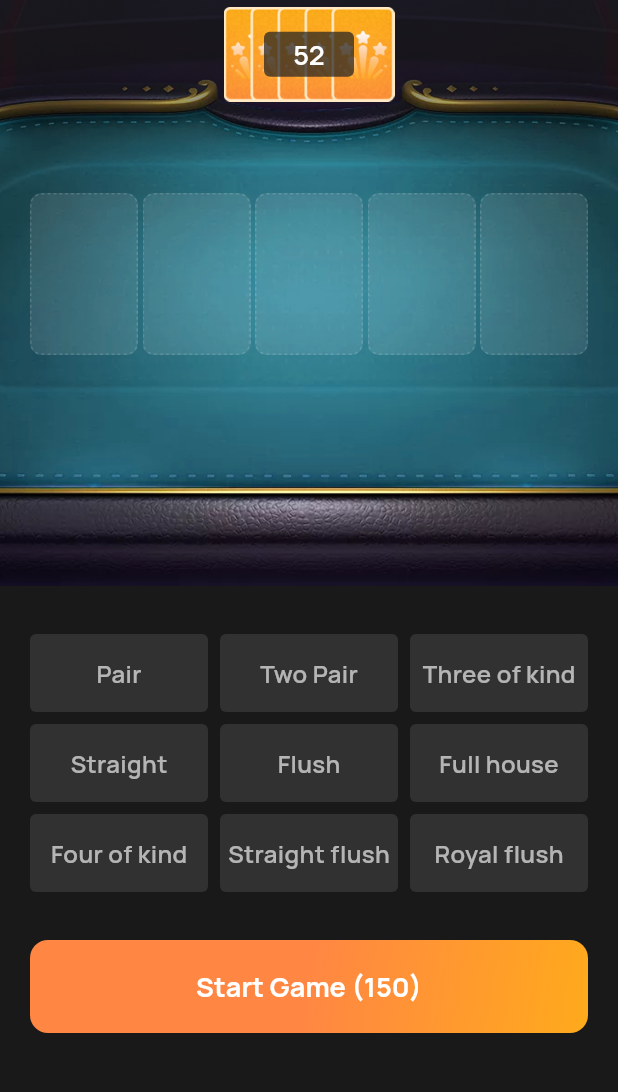
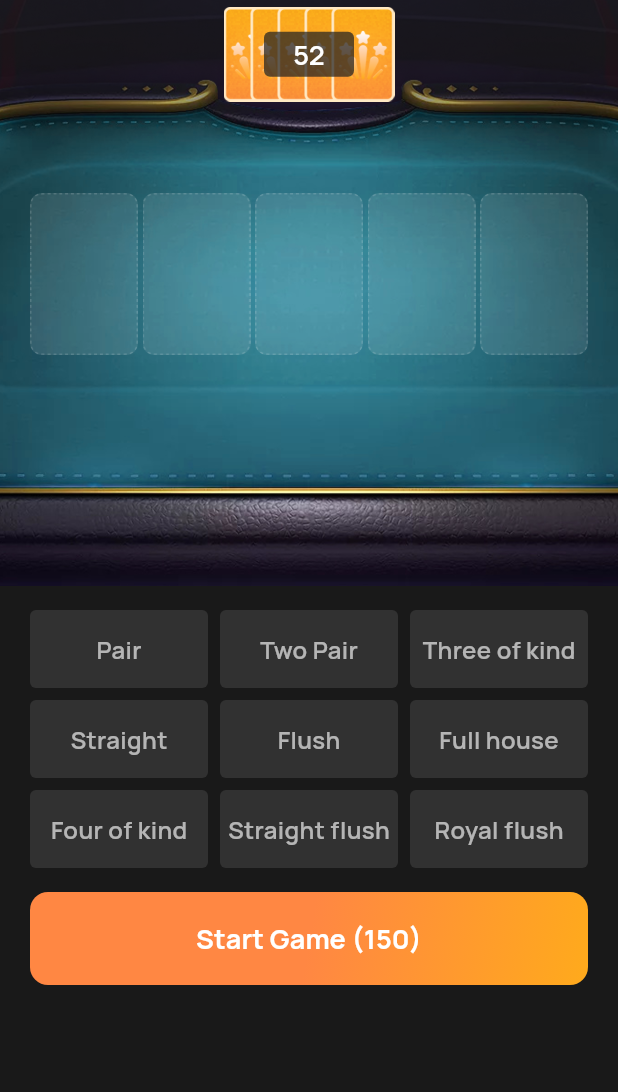
Before and after one commit to cctip/flutter_starry_luck, a Flutter app: the GalacticHand screen opened by its route, on a phone screen of 412 x 824 dp, the part 134-1226 px from its top. Run offline on Flutter 3.47's test engine with Material 3 defaults, Android fonts, the phone set to English and light mode, and no system bars; our stand-ins replace animate_do, get, shared_preferences; accounts and stored records are empty.

Commit message:
feat: update

```diff
--- a/lib/pages/games/frostflare.dart
+++ b/lib/pages/games/frostflare.dart
@@ -158,13 +158,13 @@ class FrostflareState extends State<Frostflare> {
 
   Widget DataBox() {
     return Expanded(child: Container(
-      padding: EdgeInsets.symmetric(vertical: 24, horizontal: 16),
+      padding: EdgeInsets.symmetric(vertical: 16, horizontal: 16),
       color: Color(0xFF212121),
       child: Column(children: [
         Container(
           height: 48,
           padding: EdgeInsets.symmetric(horizontal: 16),
-          margin: EdgeInsets.only(bottom: 24),
+          margin: EdgeInsets.only(bottom: 16),
           decoration: BoxDecoration(
             color: Color(0xFF282828),
             borderRadius: BorderRadius.circular(8)
--- a/lib/pages/games/galactic_hand.dart
+++ b/lib/pages/games/galactic_hand.dart
@@ -282,7 +282,7 @@ class GalacticHandState extends State<GalacticHand> {
 
   Widget GuessBox() {
     return Container(
-      padding: EdgeInsets.only(top: 32, left: 20, right: 20),
+      padding: EdgeInsets.only(top: 16, left: 20, right: 20),
       child: Column(children: [
         Wrap(
           spacing: 8,
@@ -306,7 +306,7 @@ class GalacticHandState extends State<GalacticHand> {
             ),
           ))
         ),
-        SizedBox(height: 32),
+        SizedBox(height: 16),
         PrimaryBtn(
           width: MediaQuery.of(context).size.width,
           height: 62,
--- a/lib/pages/games/starflare.dart
+++ b/lib/pages/games/starflare.dart
@@ -171,12 +171,12 @@ class StarflareState extends State<Starflare> {
 
   Widget DataBox() {
     return Expanded(child: Container(
-      padding: EdgeInsets.symmetric(vertical: 24, horizontal: 16),
+      padding: EdgeInsets.symmetric(vertical: 16, horizontal: 16),
       color: Color(0xFF212121),
       child: Column(children: [
         Container(
           height: 48,
-          margin: EdgeInsets.only(bottom: 24),
+          margin: EdgeInsets.only(bottom: 16),
           decoration: BoxDecoration(
             borderRadius: BorderRadius.circular(8)
           ),
--- a/lib/pages/games/stellar_gift.dart
+++ b/lib/pages/games/stellar_gift.dart
@@ -148,12 +148,12 @@ class StellarGiftState extends State<StellarGift> {
 
   Widget DataBox() {
     return Expanded(child: Container(
-      padding: EdgeInsets.symmetric(vertical: 24, horizontal: 16),
+      padding: EdgeInsets.symmetric(vertical: 16, horizontal: 16),
       color: Color(0xFF212121),
       child: Column(children: [
         Container(
           height: 48,
-          margin: EdgeInsets.only(bottom: 24),
+          margin: EdgeInsets.only(bottom: 16),
           decoration: BoxDecoration(
             color: Color(0xFF282828),
             borderRadius: BorderRadius.circular(8)
```
